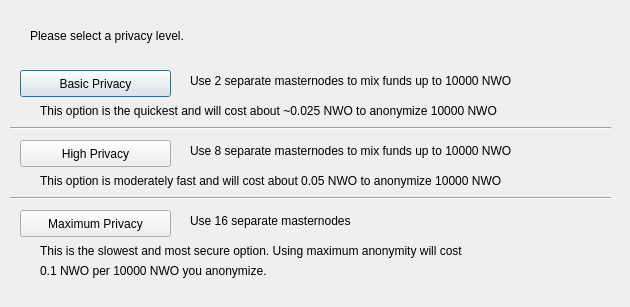
Old version of the form src/qt/forms/obfuscationconfig.ui in the repository mallmanator/SwampCoin.
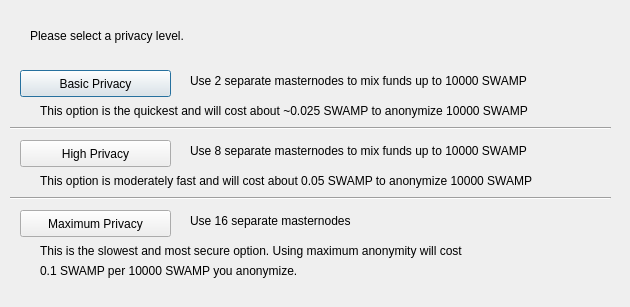
New version of the form.

The edit to the form file:
```diff
--- a/src/qt/forms/obfuscationconfig.ui
+++ b/src/qt/forms/obfuscationconfig.ui
@@ -75,7 +75,7 @@
     </rect>
    </property>
    <property name="text">
-    <string>Use 2 separate masternodes to mix funds up to 10000 NWO</string>
+    <string>Use 2 separate masternodes to mix funds up to 10000 SWAMP</string>
    </property>
   </widget>
   <widget class="QLabel" name="label_3">
@@ -88,7 +88,7 @@
     </rect>
    </property>
    <property name="text">
-    <string>Use 8 separate masternodes to mix funds up to 10000 NWO</string>
+    <string>Use 8 separate masternodes to mix funds up to 10000 SWAMP</string>
    </property>
   </widget>
   <widget class="QLabel" name="label_4">
@@ -114,7 +114,7 @@
     </rect>
    </property>
    <property name="text">
-    <string>This option is the quickest and will cost about ~0.025 NWO to anonymize 10000 NWO</string>
+    <string>This option is the quickest and will cost about ~0.025 SWAMP to anonymize 10000 SWAMP</string>
    </property>
   </widget>
   <widget class="QLabel" name="label_7">
@@ -127,7 +127,7 @@
     </rect>
    </property>
    <property name="text">
-    <string>This option is moderately fast and will cost about 0.05 NWO to anonymize 10000 NWO</string>
+    <string>This option is moderately fast and will cost about 0.05 SWAMP to anonymize 10000 SWAMP</string>
    </property>
   </widget>
   <widget class="QLabel" name="label_8">
@@ -153,7 +153,7 @@
     </rect>
    </property>
    <property name="text">
-    <string>0.1 NWO per 10000 NWO you anonymize.</string>
+    <string>0.1 SWAMP per 10000 SWAMP you anonymize.</string>
    </property>
   </widget>
   <widget class="Line" name="line">
```
